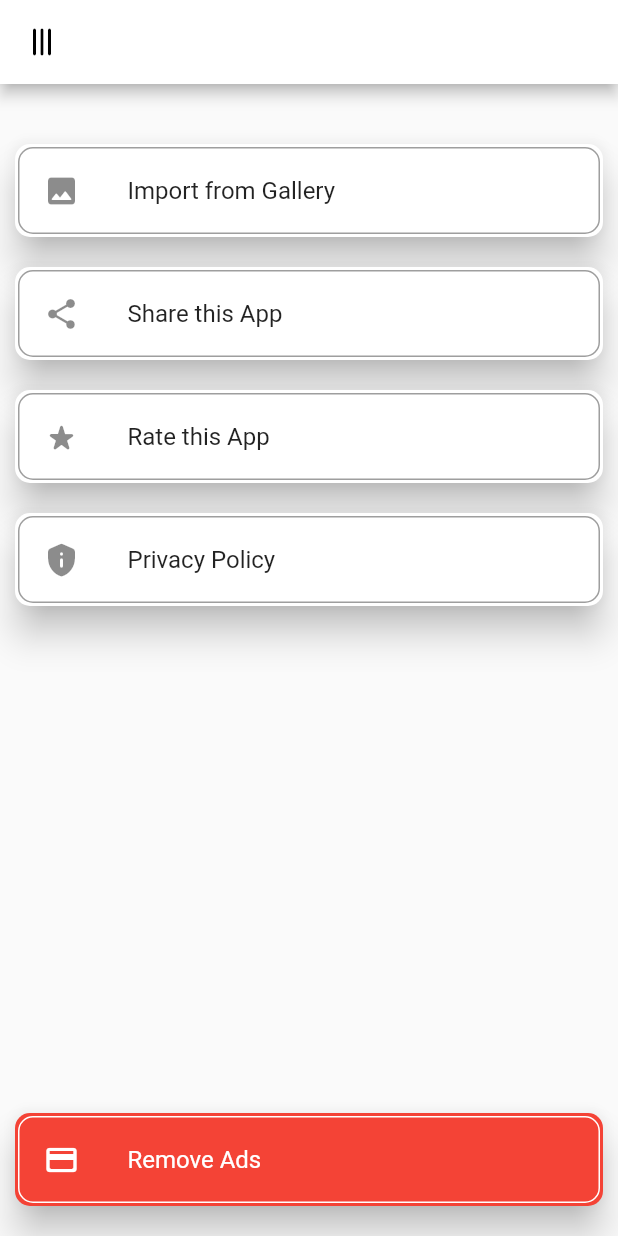
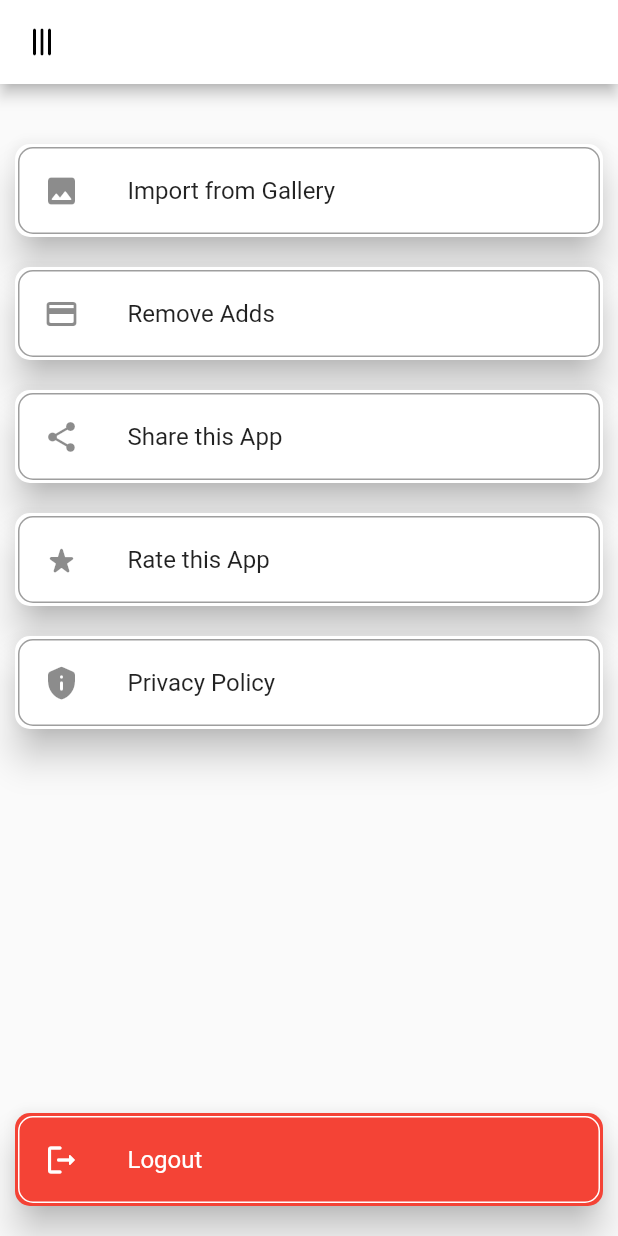
Before and after one commit to spider-here/Scan., a Flutter app: the screen it shows after launch, scrolled down 56 dp, after a tap on the "menu" icon, on a phone screen of 412 x 824 dp. Run offline on Flutter 3.47's test engine with Material 2 defaults, Android fonts, the phone set to English and light mode, and no system bars; our stand-ins replace animated_splash_screen, camera, firebase_auth, firebase_core, firebase_storage, get and 3 more; accounts and stored records are empty; network calls fail.

Commit message:
Firebase Google Sign in done.

```diff
--- /dev/null
+++ b/lib/login.dart
@@ -0,0 +1,111 @@
+import 'package:firebase_auth/firebase_auth.dart';
+import 'package:flutter/cupertino.dart';
+import 'package:flutter/material.dart';
+import 'package:google_sign_in/google_sign_in.dart';
+import 'package:get/get.dart';
+
+import 'home.dart';
+
+class login extends StatefulWidget{
+  @override
+  State<StatefulWidget> createState() {
+    return loginState();
+  }
+}
+
+class loginState extends State {
+  Future<UserCredential> signInWithGoogle() async {
+    // Trigger the authentication flow
+    final GoogleSignInAccount? googleUser = await GoogleSignIn().signIn();
+
+    // Obtain the auth details from the request
+    final GoogleSignInAuthentication? googleAuth = await googleUser?.authentication;
+
+    // Create a new credential
+    final credential = GoogleAuthProvider.credential(
+      accessToken: googleAuth?.accessToken,
+      idToken: googleAuth?.idToken,
+    );
+
+    // Once signed in, return the UserCredential
+    return await FirebaseAuth.instance.signInWithCredential(credential).whenComplete(() => Get.off(()=>home()));
+  }
+
+
+  @override
+  Widget build(BuildContext context) {
+    return Scaffold(
+        backgroundColor: Colors.white,
+        body: SingleChildScrollView(
+          child: Container(
+            width: MediaQuery
+                .of(context)
+                .size
+                .width,
+            height: MediaQuery
+                .of(context)
+                .size
+                .height,
+            child: Column(
+              mainAxisAlignment: MainAxisAlignment.center,
+              crossAxisAlignment: CrossAxisAlignment.center,
+              children: [
+                Padding(
+                  padding: EdgeInsets.all(20.0),
+                  child: Text("PDF Scanner", style: TextStyle(color: Colors.red,
+                    fontWeight: FontWeight.bold,
+                    fontSize: 40.0,)),
+                ),
+                Padding(
+                  padding: EdgeInsets.all(20.0),),
+                Card(
+                  color: Colors.white,
+                  elevation: 10.0,
+                  shape: RoundedRectangleBorder(
+                    borderRadius: BorderRadius.circular(10.0),
+                  ),
+                  margin: EdgeInsets.all(20.0),
+                  child: Container(
+                    padding: EdgeInsets.all(30.0),
+                    margin: EdgeInsets.all(2.0),
+                    decoration: BoxDecoration(
+                      borderRadius: BorderRadius.circular(10.0),
+                      border: Border.all(
+                          width: 1.0,
+                          color: Colors.grey
+                      ),
+                    ),
+                    child: Column(
+                      mainAxisAlignment: MainAxisAlignment.center,
+                      crossAxisAlignment: CrossAxisAlignment.center,
+                      children: [
+                        Padding(
+                          padding: EdgeInsets.all(10.0),),
+                        CircularProgressIndicator(),
+                        Padding(
+                          padding: EdgeInsets.all(20.0),),
+                        ElevatedButton(onPressed: (){signInWithGoogle();}, child: Text("Sign in with Google"),
+                          style: ButtonStyle(
+                              shape: MaterialStateProperty.all<RoundedRectangleBorder>(
+                                  RoundedRectangleBorder(
+                                    borderRadius: BorderRadius.circular(10.0),
+                                  )
+                              )
+                          ),)
+                      ],
+                    ),
+                  ),
+                ),
+              ],
+            ),
+          ),
+        )
+    );
+  }
+
+  @override
+  void initState() {
+    super.initState();
+    signInWithGoogle();
+  }
+}
--- a/lib/main.dart
+++ b/lib/main.dart
@@ -2,6 +2,7 @@ import 'package:firebase_core/firebase_core.dart';
 import 'package:flutter/material.dart';
 import 'package:get/get.dart';
 import 'package:pdf_scanner/splash.dart';
+
 
 Future<void> main() async {
   WidgetsFlutterBinding.ensureInitialized();
--- a/lib/menu.dart
+++ b/lib/menu.dart
@@ -1,13 +1,23 @@
+import 'package:firebase_auth/firebase_auth.dart';
 import 'package:flutter/cupertino.dart';
 import 'package:flutter/material.dart';
 import 'dart:math' as math;
 
 import 'package:get/get.dart';
+import 'package:google_sign_in/google_sign_in.dart';
+import 'package:pdf_scanner/splash.dart';
 
 class menu extends StatelessWidget{
 
-  List menuIcons = [Icons.insert_photo_rounded, Icons.share_rounded, Icons.star_rate_rounded, Icons.privacy_tip_rounded,];
-  List menuTitles = ["Import from Gallery", "Share this App", "Rate this App", "Privacy Policy",];
+  final FirebaseAuth _auth = FirebaseAuth.instance;
+  final GoogleSignIn _googleSignIn = GoogleSignIn();
+  List menuIcons = [Icons.insert_photo_rounded, Icons.credit_card_rounded, Icons.share_rounded, Icons.star_rate_rounded, Icons.privacy_tip_rounded,];
+  List menuTitles = ["Import from Gallery", "Remove Adds", "Share this App", "Rate this App", "Privacy Policy",];
+
+  Future<void> signOutFromGoogle() async{
+    await _googleSignIn.signOut();
+    await _auth.signOut();
+  }
 
   @override
   Widget build(BuildContext context) {
@@ -61,7 +71,7 @@ class menu extends StatelessWidget{
                     ));
               },
                 physics: BouncingScrollPhysics(),
-                itemCount: 4,),
+                itemCount: menuTitles.length,),
             ),
             Align(
               alignment: FractionalOffset.bottomCenter,
@@ -82,9 +92,9 @@ class menu extends StatelessWidget{
                       ),
                     ),
                     child: ListTile(
-                      onTap: (){},
-                      leading: Icon(Icons.credit_card_rounded, color: Colors.white),
-                      title: Text("Remove Ads", style: TextStyle(color: Colors.white)),
+                      onTap: (){signOutFromGoogle().whenComplete(() => Get.offAll(()=>splash()));},
+                      leading: Icon(Icons.logout_rounded, color: Colors.white),
+                      title: Text("Logout", style: TextStyle(color: Colors.white)),
                     ),
                   )),
             ),
--- a/lib/pdfSuccess.dart
+++ b/lib/pdfSuccess.dart
@@ -32,16 +32,16 @@ class pdfSuccessState extends State{
     });
     try{
       await stoRef.ref("user_id").child("$documentName").putFile(File(pdfPath));
+      setState((){
+        showProgressBar = false;
+        Get.snackbar("Backup","File Uploaded to Cloud", colorText: Colors.white,
+            backgroundColor: Colors.black, snackPosition: SnackPosition.BOTTOM);
+        Get.off(home());
+      });
     }
     catch(e){
-
+      print(e.toString());
     }
-    setState((){
-      showProgressBar = false;
-      Get.snackbar("Backup","File Uploaded to Cloud", colorText: Colors.white,
-          backgroundColor: Colors.black, snackPosition: SnackPosition.BOTTOM);
-      Get.off(home());
-    });
   }
 
 
--- a/lib/splash.dart
+++ b/lib/splash.dart
@@ -1,8 +1,7 @@
 import 'package:animated_splash_screen/animated_splash_screen.dart';
 import 'package:flutter/cupertino.dart';
 import 'package:flutter/material.dart';
-
-import 'home.dart';
+import 'package:pdf_scanner/login.dart';
 
 class splash extends StatelessWidget{
   @override
@@ -10,9 +9,12 @@ class splash extends StatelessWidget{
     return Scaffold(
       body: AnimatedSplashScreen(
             splash: Text("PDF Scanner", style: TextStyle(color: Colors.red, fontWeight: FontWeight.bold, fontSize: 40.0,)),
-            nextScreen: home(),
+            nextScreen: login(),
         splashTransition: SplashTransition.decoratedBoxTransition,
-          ),
+        customTween: DecorationTween(
+            end: BoxDecoration(color: Colors.white),
+            begin: BoxDecoration(color: Colors.redAccent))
+        ),
     );
   }
 }
```
